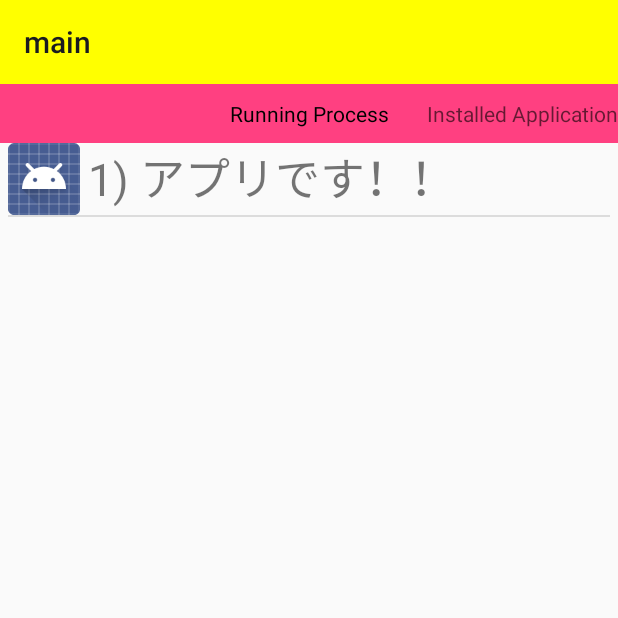
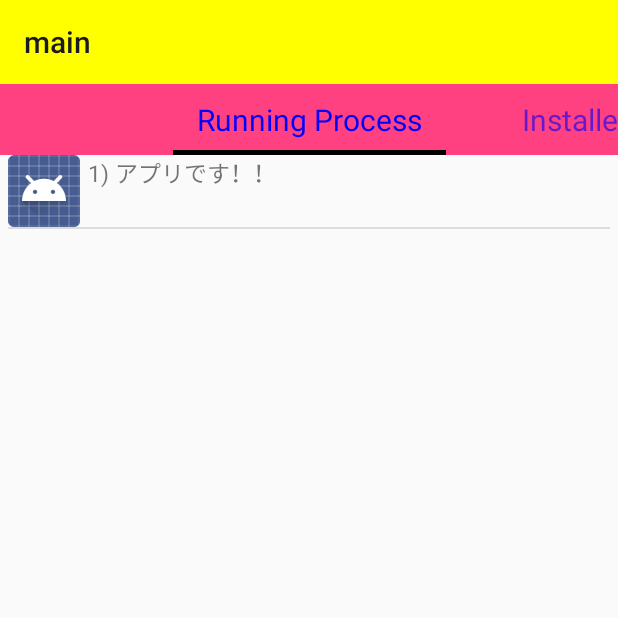
Before and after one commit to gitogitton/MyProject2, an Android app: the screen it shows after launch (MainActivity), on a phone screen of 412 x 824 dp, the top half of it. Run offline under Robolectric (Android 15) with nearby library versions, the phone set to English and light mode, and no system bars.

Commit message:
ViewPagerのタイトル部のプロパティ（？）をコードから修正出来た。

```diff
--- a/app/src/main/java/com/example/user/myproject2/MainActivity.java
+++ b/app/src/main/java/com/example/user/myproject2/MainActivity.java
@@ -1,11 +1,15 @@
 package com.example.user.myproject2;
 
+import android.graphics.Color;
 import android.os.Bundle;
 import android.support.v4.app.FragmentManager;
+import android.support.v4.view.PagerTitleStrip;
 import android.support.v4.view.ViewPager;
 import android.support.v7.app.AppCompatActivity;
 import android.support.v7.widget.Toolbar;
 import android.util.Log;
+
+import static android.util.TypedValue.COMPLEX_UNIT_SP;
 
 //Created by User on 2017/12/08
 
@@ -31,9 +35,13 @@ public class MainActivity extends AppCompatActivity {
         FragmentManager fragmentManager = getSupportFragmentManager();
 
         final ViewPager viewPager = findViewById(R.id.view_pager);
-
+        if ( 0 < viewPager.getChildCount() ) {
+            PagerTitleStrip pagerTitleStrip = (PagerTitleStrip)viewPager.getChildAt( 0 );
+            pagerTitleStrip.setTextSize( COMPLEX_UNIT_SP, (float)20.0 );
+            pagerTitleStrip.setTextSpacing( 100 ); //pixel
+            pagerTitleStrip.setTextColor( Color.BLUE );
+        }
         final CustomPagerAdapter fragmentPagerAdapter = new CustomPagerAdapter(fragmentManager);
-
         viewPager.setAdapter( fragmentPagerAdapter );
 
 //        mViewPager.addOnPageChangeListener(this); //ページ切り替え、ページスクロール時に呼ばれるリスナー登録
--- a/app/src/main/java/com/example/user/myproject2/PageFragment_1.java
+++ b/app/src/main/java/com/example/user/myproject2/PageFragment_1.java
@@ -66,9 +66,7 @@ public class PageFragment_1 extends Fragment {
 
         setRunningProcess();
 
-        Context context = this.getContext();
-        Context context1 = getActivity();
-//        Context context = getActivity().getApplicationContext();
+        Context context = getActivity();
 
         ListViewAdapter listViewAdapter = new ListViewAdapter( context, R.layout.fragment_page, R.id.list_row_text, mArrayList );
         ListView listView = view.findViewById( R.id.process_list );
@@ -78,6 +76,8 @@ public class PageFragment_1 extends Fragment {
         listView.setOnItemClickListener(new AdapterView.OnItemClickListener() {
             @Override
             public void onItemClick(AdapterView<?> parent, View v, int position, long id) {
+
+
 //                // 詳細画面へ値を渡す
 //                DetailFragment fragment = new DetailFragment();
 //                Bundle bundle = new Bundle();
--- a/app/src/main/res/layout/activity_main.xml
+++ b/app/src/main/res/layout/activity_main.xml
@@ -27,7 +27,7 @@
         android:layout_width="match_parent"
         android:layout_height="0dp"
         android:layout_weight="1">
-        <android.support.v4.view.PagerTitleStrip
+        <android.support.v4.view.PagerTabStrip
             android:layout_width="match_parent"
             android:layout_height="wrap_content"
             android:layout_gravity="top"
--- a/app/src/main/res/layout/fragment_page.xml
+++ b/app/src/main/res/layout/fragment_page.xml
@@ -14,7 +14,7 @@
         android:layout_height="match_parent"
         android:paddingLeft="5dp"
         android:paddingRight="5dp"
-        android:scrollbarStyle="outsideOverlay" />
+        android:scrollbarStyle="outsideOverlay"/>
 
 <!--
 ListViewに表示するデータがない場合に表示する内容↓
--- a/app/src/main/res/layout/page_row.xml
+++ b/app/src/main/res/layout/page_row.xml
@@ -5,7 +5,6 @@
     android:layout_width="match_parent"
     android:layout_height="wrap_content"
     android:text="@string/test_string"
-    android:textSize="30sp"
+    android:textSize="15dp"
     android:drawablePadding="5dp"
-    android:drawableStart="@mipmap/ic_launcher"
- />
+    android:drawableStart="@mipmap/ic_launcher" />
```
